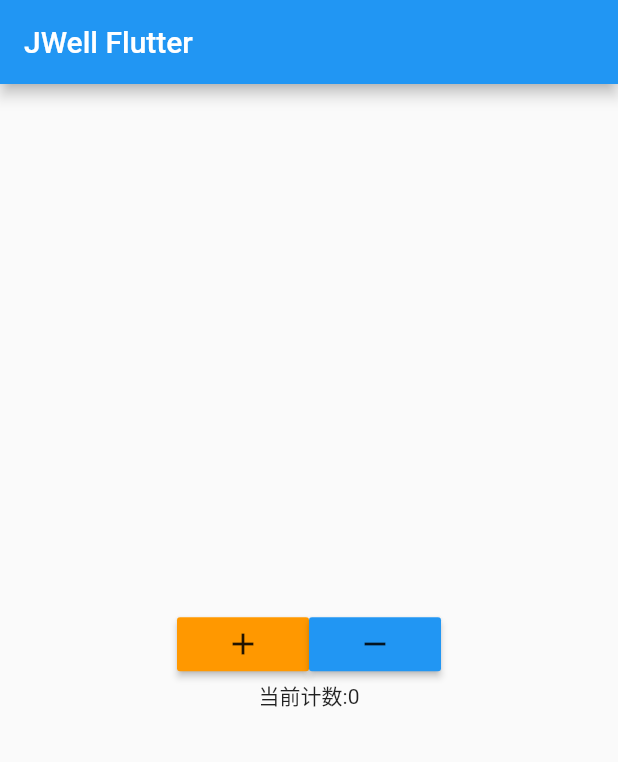
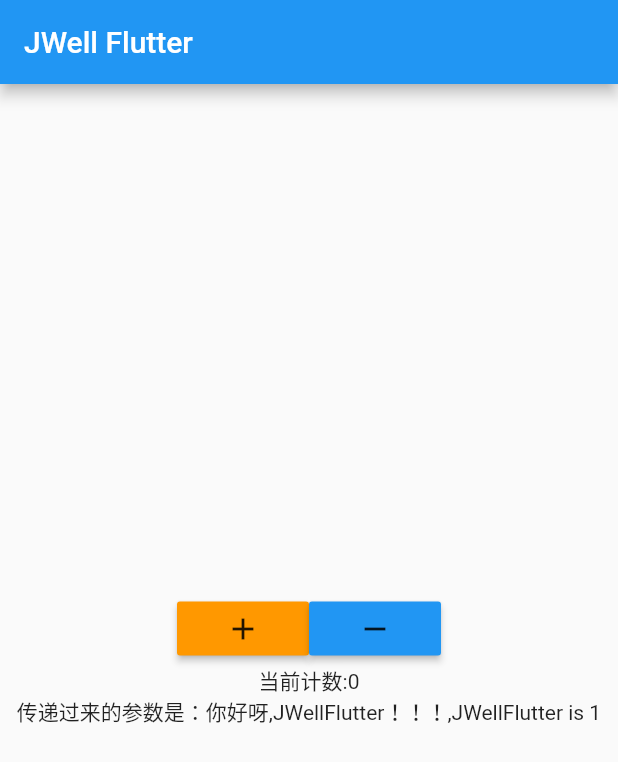
Before and after one commit to ryanranya/JWellFlutter, a Flutter app: the screen it shows after launch, on a phone screen of 412 x 824 dp. Shown: the top 762 px of the screen. Run offline on Flutter 3.47's test engine with Material 2 defaults, Android fonts, the phone set to English and light mode, and no system bars.

```diff
--- /dev/null
+++ b/lib/04day.dart
@@ -0,0 +1,24 @@
+import 'package:flutter/material.dart';
+
+main() => runApp(MyApp());
+
+class MyApp extends StatelessWidget {
+  @override
+  Widget build(BuildContext context) {
+    return MaterialApp(
+      home: RYHomePage(),
+    );
+  }
+}
+
+class RYHomePage extends StatelessWidget {
+  @override
+  Widget build(BuildContext context) {
+    return Scaffold(
+      appBar: AppBar(
+        title: Text("JWell Flutter"),
+      ),
+      body: Text("123123")
+    );
+  }
+}
--- a/lib/main.dart
+++ b/lib/main.dart
@@ -18,12 +18,21 @@ class RYHomePage extends StatelessWidget {
       appBar: AppBar(
         title: Text("JWell Flutter"),
       ),
-      body: RYHomePageCountent(),
+      body: RYHomePageCountent("你好呀,JWellFlutter！！！",1),
     );
   }
 }
 
 class RYHomePageCountent extends StatefulWidget {
+
+    final String message;
+    final int age;
+
+  RYHomePageCountent(this.message, this.age);
+  RYHomePageCountent.thisJwellFlutter(this.message,{this.age});
+  RYHomePageCountent.thisIsJWellFlutter(this.message): this.age = 10{
+    print(this.age);
+  }
   @override
   _RYHomePageCountentState createState() => _RYHomePageCountentState();
 }
@@ -38,7 +47,8 @@ class _RYHomePageCountentState extends State<RYHomePageCountent> {
         mainAxisAlignment: MainAxisAlignment.center,
         children: <Widget>[
          _getButtons(),
-          Text("当前计数:$_counter")
+          Text("当前计数:$_counter"),
+          Text("传递过来的参数是：${widget.message},JWellFlutter is ${widget.age}"),
         ],
       ),
     );
```
